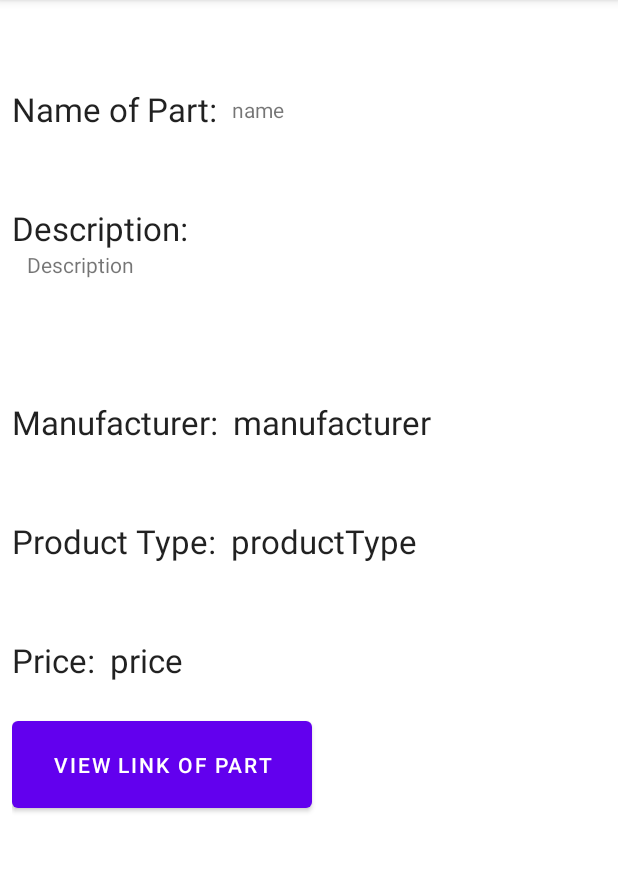
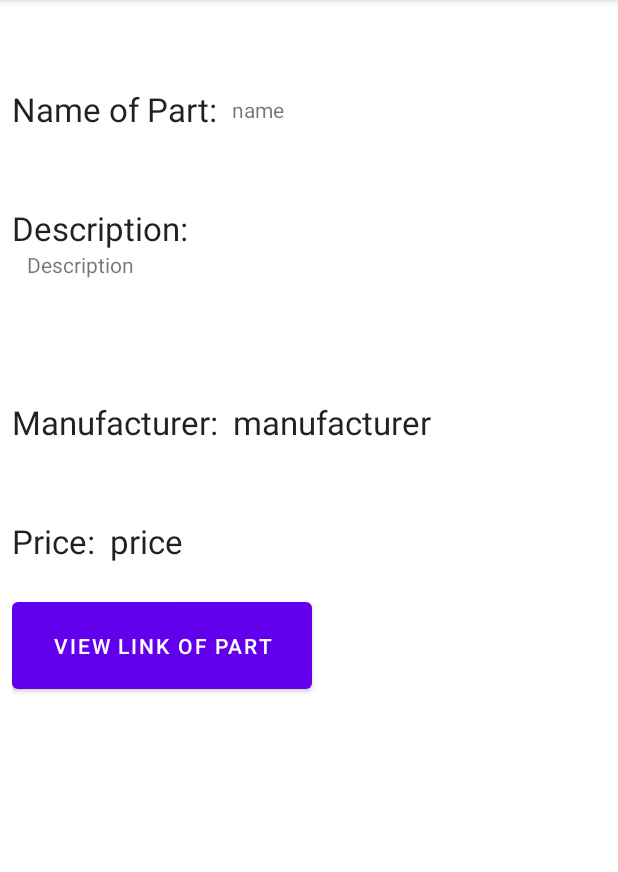
Before and after one commit to NoahBautista/731_Comparty, an Android app: the PartsView screen opened directly, with no data from a screen before it, on a phone screen of 412 x 824 dp, the part 84-956 px from its top. Run offline under Robolectric (Android 15) with nearby library versions, the phone set to English and light mode, and no system bars.

Commit message:
Updated Web View for Firestore Recycler View
Added the ability to see the product in a webview in a seperate activity

```diff
--- a/app/src/main/AndroidManifest.xml
+++ b/app/src/main/AndroidManifest.xml
@@ -16,7 +16,8 @@
         android:roundIcon="@mipmap/ic_launcher_round"
         android:supportsRtl="true"
         android:theme="@style/Theme.CompartyApp">
-        <activity android:name=".PartsView"></activity>
+        <activity android:name=".PartsWebView"></activity>
+        <activity android:name=".PartsView" />
         <activity android:name=".CasesWebView" />
         <activity
             android:name=".ViewCases"
--- a/app/src/main/java/com/example/compartyapp/PartsAdapter.java
+++ b/app/src/main/java/com/example/compartyapp/PartsAdapter.java
@@ -48,7 +48,7 @@ public class PartsAdapter extends FirestoreRecyclerAdapter <Parts, PartsAdapter.
                 intent.putExtra("Manufacturer", model.getManufacturer());
                 intent.putExtra("Price", model.getPrice());
                 intent.putExtra("Link", model.getLink());
-                intent.putExtra("ProductType", model.getType());
+                //intent.putExtra("ProductType", model.getType());
 
                 partsContext.startActivity(intent);
             }
--- a/app/src/main/java/com/example/compartyapp/PartsView.java
+++ b/app/src/main/java/com/example/compartyapp/PartsView.java
@@ -29,7 +29,7 @@ public class PartsView extends AppCompatActivity {
         //getSupportActionBar().setDisplayHomeAsUpEnabled(true);
 
         partsDescription = (TextView) findViewById(R.id.textDescriptionP);
-        partsProductType = (TextView) findViewById(R.id.textProductType);
+        //partsProductType = (TextView) findViewById(R.id.textProductType);
         partsManufacturer = (TextView) findViewById(R.id.textManufacturer);
         partsPrice = (TextView) findViewById(R.id.textPrice);
         partsLink = (TextView) findViewById(R.id.textLinkP);
@@ -40,24 +40,24 @@ public class PartsView extends AppCompatActivity {
             partsDescription.setText(partsBundle.getString("Description"));
             partsPrice.setText(String.valueOf(partsBundle.getDouble("Price")));
             partsManufacturer.setText(partsBundle.getString("Manufacturer"));
-            partsProductType.setText(partsBundle.getString("ProductType"));
+            //partsProductType.setText(partsBundle.getString("ProductType"));
             partsWebURL = partsBundle.getString("Link");
             // Added
             partsName.setText(partsBundle.getString("NameP"));
         }
 
 
-//        Button partsWebView = findViewById(R.id.partsWebView);
-//        partsWebView.setOnClickListener(new View.OnClickListener()
-//        {
-//            @Override
-//            public void onClick(View view)
-//            {
-//                Intent intent = new Intent(com.example.compartyapp.ViewCPU.this,CPUWebView.class);
-//                intent.putExtra("LINK",cpuWebURL);
-//                startActivity(intent);
-//            }
-//        });
+        Button partsWebView = findViewById(R.id.partsWebView);
+        partsWebView.setOnClickListener(new View.OnClickListener()
+        {
+            @Override
+            public void onClick(View view)
+            {
+                Intent intent = new Intent(com.example.compartyapp.PartsView.this,PartsWebView.class);
+                intent.putExtra("LINK",partsWebURL);
+                startActivity(intent);
+            }
+        });
 
     }
 }
--- a/app/src/main/res/layout/activity_parts_view.xml
+++ b/app/src/main/res/layout/activity_parts_view.xml
@@ -47,24 +47,24 @@
             android:text="manufacturer"
             android:textAppearance="@style/TextAppearance.AppCompat.Large"></TextView>
 
-        <TextView
-            android:layout_marginTop="50dp"
-            android:id="@+id/partsProductType"
-            android:layout_width="wrap_content"
-            android:layout_height="wrap_content"
-            android:text="Product Type:"
-            android:layout_below="@+id/partsManufacturer"
-            android:textAppearance="@style/TextAppearance.AppCompat.Large"></TextView>
-        <TextView
-            android:layout_marginTop="50dp"
-            android:id="@+id/textProductType"
-            android:layout_marginLeft="10dp"
-            android:layout_width="match_parent"
-            android:layout_height="wrap_content"
-            android:layout_toRightOf="@id/partsProductType"
-            android:layout_below="@+id/partsManufacturer"
-            android:text="productType"
-            android:textAppearance="@style/TextAppearance.AppCompat.Large"></TextView>
+<!--        <TextView-->
+<!--            android:layout_marginTop="50dp"-->
+<!--            android:id="@+id/partsProductType"-->
+<!--            android:layout_width="wrap_content"-->
+<!--            android:layout_height="wrap_content"-->
+<!--            android:text="Product Type:"-->
+<!--            android:layout_below="@+id/partsManufacturer"-->
+<!--            android:textAppearance="@style/TextAppearance.AppCompat.Large"></TextView>-->
+<!--        <TextView-->
+<!--            android:layout_marginTop="50dp"-->
+<!--            android:id="@+id/textProductType"-->
+<!--            android:layout_marginLeft="10dp"-->
+<!--            android:layout_width="match_parent"-->
+<!--            android:layout_height="wrap_content"-->
+<!--            android:layout_toRightOf="@id/partsProductType"-->
+<!--            android:layout_below="@+id/partsManufacturer"-->
+<!--            android:text="productType"-->
+<!--            android:textAppearance="@style/TextAppearance.AppCompat.Large"></TextView>-->
 
         <TextView
             android:layout_marginTop="50dp"
@@ -88,7 +88,7 @@
             android:layout_width="wrap_content"
             android:layout_height="wrap_content"
             android:text="Price:"
-            android:layout_below="@+id/partsProductType"
+            android:layout_below="@+id/partsManufacturer"
             android:textAppearance="@style/TextAppearance.AppCompat.Large"></TextView>
         <TextView
             android:layout_marginTop="50dp"
@@ -97,10 +97,9 @@
             android:layout_width="match_parent"
             android:layout_height="wrap_content"
             android:layout_toRightOf="@id/partsPrice"
-            android:layout_below="@+id/partsProductType"
+            android:layout_below="@+id/partsManufacturer"
             android:text="price"
             android:textAppearance="@style/TextAppearance.AppCompat.Large"></TextView>
-
         <Button
             android:id="@+id/partsWebView"
             android:layout_width="200dp"
```
Also changed, not shown: app/src/main/java/com/example/compartyapp/PartsWebView.java (added, +37 -0 lines), app/src/main/res/layout/activity_parts_web_view.xml (added, +16 -0 lines).
